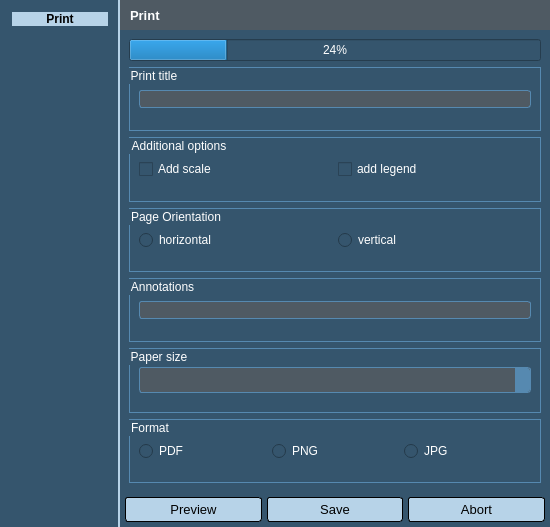
Above: wydruk_dialog.ui from GIAPspzoo/GIAP_PolaMap_lite before the change. Below: the same form after it.
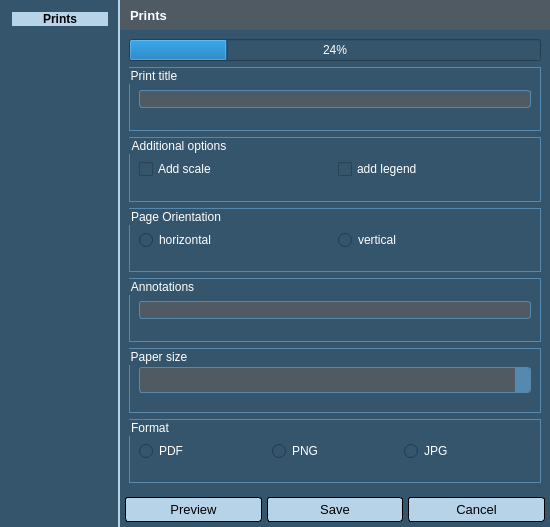
That is the form after the change. Icons and pictures are not drawn.

What changed in the file:
```diff
--- a/wydruk_dialog.ui
+++ b/wydruk_dialog.ui
@@ -240,7 +240,7 @@
            <string notr="true">color : white;	font-weight: bold;</string>
           </property>
           <property name="text">
-           <string>Print</string>
+           <string>Prints</string>
           </property>
          </widget>
         </widget>
@@ -572,7 +572,7 @@
         </font>
        </property>
        <property name="text">
-        <string>Abort</string>
+        <string>Cancel</string>
        </property>
       </widget>
      </item>
@@ -625,7 +625,7 @@
 </string>
         </property>
         <property name="text">
-         <string>Print</string>
+         <string>Prints</string>
         </property>
         <property name="alignment">
          <set>Qt::AlignCenter</set>
```
Left out of the diff: 2 changed lines with no effect on the pictures.
